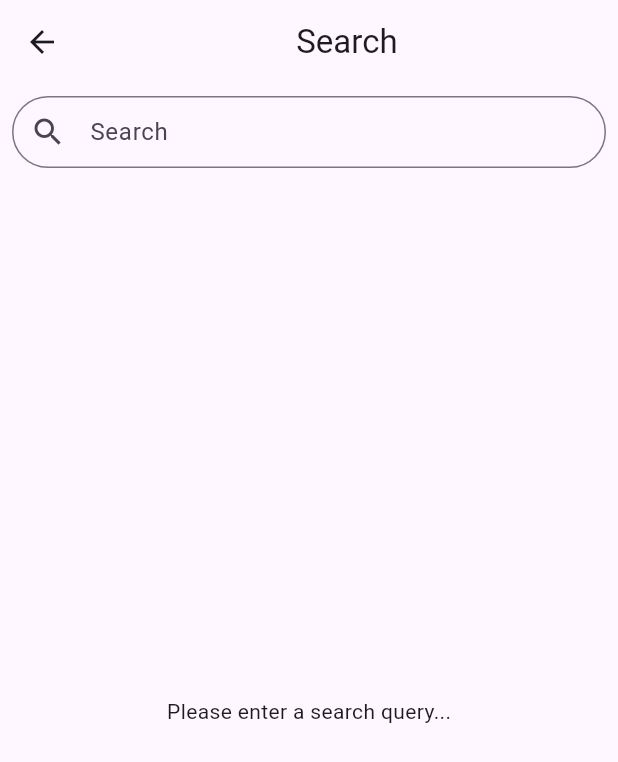
After one commit to sreepathi-sumalatha/spotify_poc, a Flutter app: the SearchScreen screen opened directly, on a phone screen of 412 x 824 dp. The commit adds this screen. Shown: the top 762 px of the screen. Run offline on Flutter 3.47's test engine with Material 3 defaults, Android fonts, the phone set to English and light mode, and no system bars; our stand-ins replace bloc, cached_network_image, flutter_bloc; network calls fail.

Commit message:
search functionality added

```diff
--- /dev/null
+++ b/lib/bloc/search_artists_bloc.dart
@@ -0,0 +1,45 @@
+import 'dart:async';
+import 'dart:developer';
+
+import 'package:bloc/bloc.dart';
+import 'package:meta/meta.dart';
+import 'package:spotify_app_poc/models/album_model.dart';
+import 'package:spotify_app_poc/utils/constants.dart';
+import 'package:spotify_app_poc/models/artist_model.dart';
+import 'package:spotify_app_poc/repository/album_service.dart';
+
+part 'search_artists_event.dart';
+part 'search_artists_state.dart';
+
+class SearchArtistsBloc extends Bloc<SearchArtistsEvent, SearchArtistsState> {
+  SearchArtistsBloc() : super(SearchArtistsInitial()) {
+    on<SearchArtistsByQueryEvent>(_searchArtistsByQuery);
+    on<LoadMoreArtistsEvent>(loadMoreArtistsEvent);
+  }
+  FutureOr<void> _searchArtistsByQuery(
+      SearchArtistsByQueryEvent event, Emitter<SearchArtistsState> emit) async {
+    emit(SearchArtistQueryLoadingState());
+    try {
+      final artistData = await ApiService.searchArtists(
+        query: event.query,
+        token: Constants.token,
+      );
+      emit(SearchArtistQuerySuccessState(artistData));
+    } catch (e) {
+      print(e.toString());
+      log(e.toString());
+      emit(SearchArtistQueryErrorState());
+    }
+  }
+
+  FutureOr<void> loadMoreArtistsEvent(
+      LoadMoreArtistsEvent event, Emitter<SearchArtistsState> emit) async {
+    var oldSearchData = (state as SearchArtistQuerySuccessState).artists;
+    final newArtistData = await ApiService.searchArtists(
+        query: "artists", token: Constants.token);
+
+    oldSearchData.addAll(newArtistData);
+
+    emit(SearchArtistQuerySuccessState(oldSearchData));
+  }
+}
--- /dev/null
+++ b/lib/bloc/search_artists_event.dart
@@ -0,0 +1,12 @@
+part of 'search_artists_bloc.dart';
+
+@immutable
+abstract class SearchArtistsEvent {}
+
+class SearchArtistsByQueryEvent extends SearchArtistsEvent {
+  final String query;
+
+  SearchArtistsByQueryEvent(this.query);
+}
+
+class LoadMoreArtistsEvent extends SearchArtistsEvent {}
--- /dev/null
+++ b/lib/bloc/search_artists_state.dart
@@ -0,0 +1,15 @@
+part of 'search_artists_bloc.dart';
+
+abstract class SearchArtistsState {}
+
+final class SearchArtistsInitial extends SearchArtistsState {}
+
+class SearchArtistQuerySuccessState extends SearchArtistsState {
+  List<ArtistModel> artists;
+
+  SearchArtistQuerySuccessState(this.artists);
+}
+
+class SearchArtistQueryLoadingState extends SearchArtistsState {}
+
+class SearchArtistQueryErrorState extends SearchArtistsState {}
--- a/lib/blocs/bloc/album_bloc.dart
+++ b/lib/blocs/bloc/album_bloc.dart
@@ -1,8 +1,11 @@
 import 'dart:async';
+import 'dart:convert';
 
 import 'package:bloc/bloc.dart';
+import 'package:spotify_app_poc/utils/constants.dart';
 import 'package:spotify_app_poc/models/album_model.dart';
 import 'package:spotify_app_poc/repository/album_service.dart';
+import 'package:http/http.dart' as http;
 
 part 'album_event.dart';
 part 'album_state.dart';
--- a/lib/blocs/bloc/album_event.dart
+++ b/lib/blocs/bloc/album_event.dart
@@ -5,3 +5,8 @@ abstract class AlbumEvent {}
 final class AlbumFetchEvent extends AlbumEvent {}
 
 final class LoadMoreAlbumEvent extends AlbumEvent {}
+
+final class SearchArtistEvent extends AlbumEvent {
+  final String? query;
+  SearchArtistEvent({this.query});
+}
--- /dev/null
+++ b/lib/models/artist_model.dart
@@ -0,0 +1,11 @@
+// ignore_for_file: public_member_api_docs, sort_constructors_first
+class ArtistModel {
+  final String name;
+  final int popularity;
+  final String image;
+  ArtistModel({
+    required this.name,
+    required this.popularity,
+    required this.image,
+  });
+}
--- /dev/null
+++ b/lib/ui/screens/search_screen.dart
@@ -0,0 +1,164 @@
+import 'dart:developer';
+
+import 'package:cached_network_image/cached_network_image.dart';
+import 'package:flutter/material.dart';
+import 'package:flutter_bloc/flutter_bloc.dart';
+import 'package:spotify_app_poc/bloc/search_artists_bloc.dart';
+import 'package:spotify_app_poc/blocs/bloc/album_bloc.dart';
+// ignore_for_file: prefer_const_constructors
+
+class SearchScreen extends StatefulWidget {
+  const SearchScreen({super.key});
+
+  @override
+  State<SearchScreen> createState() => _SearchScreenState();
+}
+
+class _SearchScreenState extends State<SearchScreen> {
+  late SearchArtistsBloc artistBloc;
+  final _controller = ScrollController();
+  late AlbumBloc albumBloc;
+
+  @override
+  void initState() {
+    super.initState();
+    albumBloc = AlbumBloc();
+    albumBloc.add(AlbumFetchEvent());
+    artistBloc = SearchArtistsBloc();
+    _controller.addListener(() {
+      if (_controller.position.atEdge) {
+        bool isTop = _controller.position.pixels == 0;
+        if (isTop) {
+          print('At the top');
+        } else {
+          print('At the bottom');
+          artistBloc.add(LoadMoreArtistsEvent());
+        }
+      }
+    });
+  }
+
+  @override
+  void dispose() {
+    albumBloc.close();
+    super.dispose();
+  }
+
+  @override
+  Widget build(BuildContext context) {
+    return BlocProvider(
+      create: (context) => SearchArtistsBloc(),
+      child: Builder(builder: (context) {
+        return Scaffold(
+          appBar: AppBar(
+            title: Center(child: Text('Search ')),
+          ),
+          body: Padding(
+            padding: const EdgeInsets.all(8.0),
+            child: Column(
+              children: [
+                TextField(
+                  onChanged: (query) {
+                    log(query);
+                    BlocProvider.of<SearchArtistsBloc>(context)
+                        .add(SearchArtistsByQueryEvent(query));
+                  },
+                  decoration: InputDecoration(
+                    labelText: 'Search',
+                    hintText: 'Search here...',
+                    prefixIcon: Icon(Icons.search),
+                    border: OutlineInputBorder(
+                      borderRadius: BorderRadius.circular(50.0),
+                    ),
+                    contentPadding:
+                        EdgeInsets.symmetric(horizontal: 16.0, vertical: 12.0),
+                  ),
+                  textInputAction: TextInputAction.search,
+                ),
+                SizedBox(height: 20),
+                Expanded(
+                  child: BlocBuilder<SearchArtistsBloc, SearchArtistsState>(
+                    builder: (context, state) {
+                      log("State as $state");
+                      if (state is SearchArtistQueryLoadingState) {
+                        return Center(child: CircularProgressIndicator());
+                      } else if (state is SearchArtistQuerySuccessState) {
+                        log("${state.artists.length}");
+
+                        return ListView.builder(
+                          controller: _controller,
+                          itemCount: state.artists.length,
+                          itemBuilder: (context, index) {
+                            return Card(
+                              child: ListTile(
+                                leading: CachedNetworkImage(
+                                  imageUrl: state.artists[index].image.isEmpty
+                                      ? "https://homestaymatch.com/images/no-image-available.png"
+                                      : state.artists[index].image,
+                                  imageBuilder: (context, imageProvider) =>
+                                      Container(
+                                    width: 60,
+                                    height: 60,
+                                    decoration: BoxDecoration(
+                                      borderRadius:
+                                          BorderRadius.all(Radius.circular(10)),
+                                      image: DecorationImage(
+                                        image: imageProvider,
+                                        fit: BoxFit.cover,
+                                      ),
+                                    ),
+                                  ),
+                                  placeholder: (context, url) =>
+                                      CircularProgressIndicator(),
+                                  errorWidget: (context, url, error) =>
+                                      Icon(Icons.error),
+                                  width: 60,
+                                  height: 60,
+                                ),
+                                // title: Text(state.artists[index].name),
+                                title: Text(
+                                  state.artists[index].name,
+                                  maxLines: 1,
+                                  overflow: TextOverflow.ellipsis,
+                                  style: TextStyle(
+                                    fontSize: 15,
+                                    fontWeight: FontWeight.bold,
+                                    color: Colors.deepPurple,
+                                  ),
+                                ),
+                                subtitle: Text(
+                                  state.artists[index].popularity.toString(),
+                                  overflow: TextOverflow.ellipsis,
+                                  style: TextStyle(
+                                    fontSize: 12,
+                                    color: Colors.purpleAccent,
+                                  ),
+                                ),
+                                trailing: IconButton(
+                                  icon: Icon(Icons.music_note),
+                                  iconSize: 30,
+                                  color: Colors.blue,
+                                  onPressed: () {
+                                    print('Music button pressed');
+                                  },
+                                ),
+                              ),
+                            );
+                          },
+                        );
+                      } else if (state is SearchArtistQueryErrorState) {
+                        return Center(child: Text("there is the error"));
+                      }
+                      return Center(
+                          child: Text('Please enter a search query...'));
+                    },
+                  ),
+                ),
+              ],
+            ),
+          ),
+        );
+      }),
+    );
+  }
+}
--- /dev/null
+++ b/lib/utils/constants.dart
@@ -0,0 +1,4 @@
+abstract class Constants {
+  static const token =
+      'BQBQ2uRlpVsaM0yyjCK6H4JC0iMYD2ZlyGcJC8rHp60dwOlpmyN4juqS8cPi4QSDOWU1foXOJoDldYZDbzU5H_LE1DHfNQOoWRxeXnVXxvSmbjHfCpk';
+}
```
Also changed, not shown: lib/repository/album_service.dart (+39 -2 lines), lib/ui/screens/albums_home_screen.dart (+8 -3 lines).
